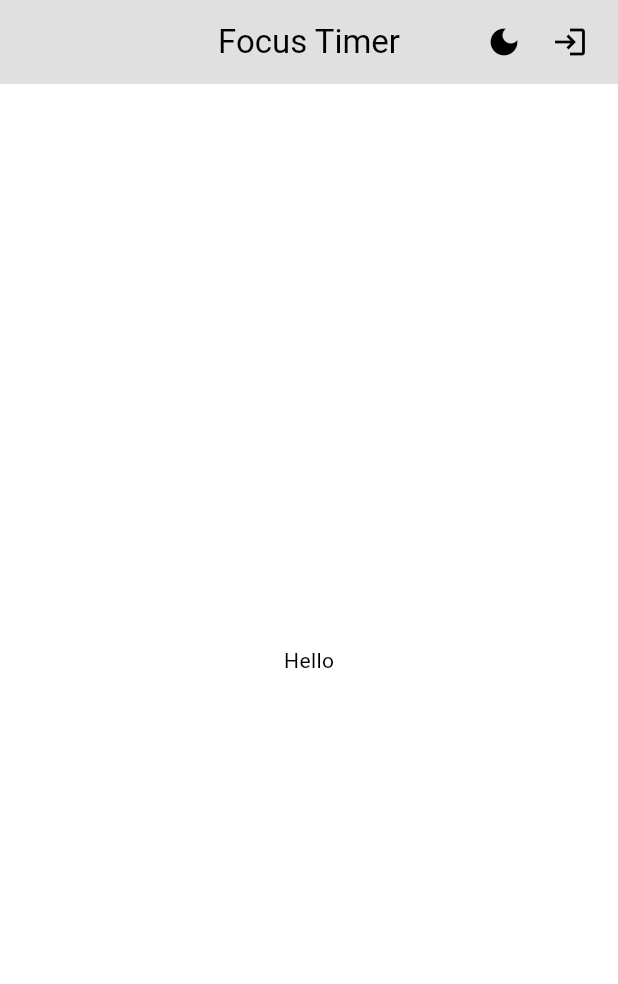
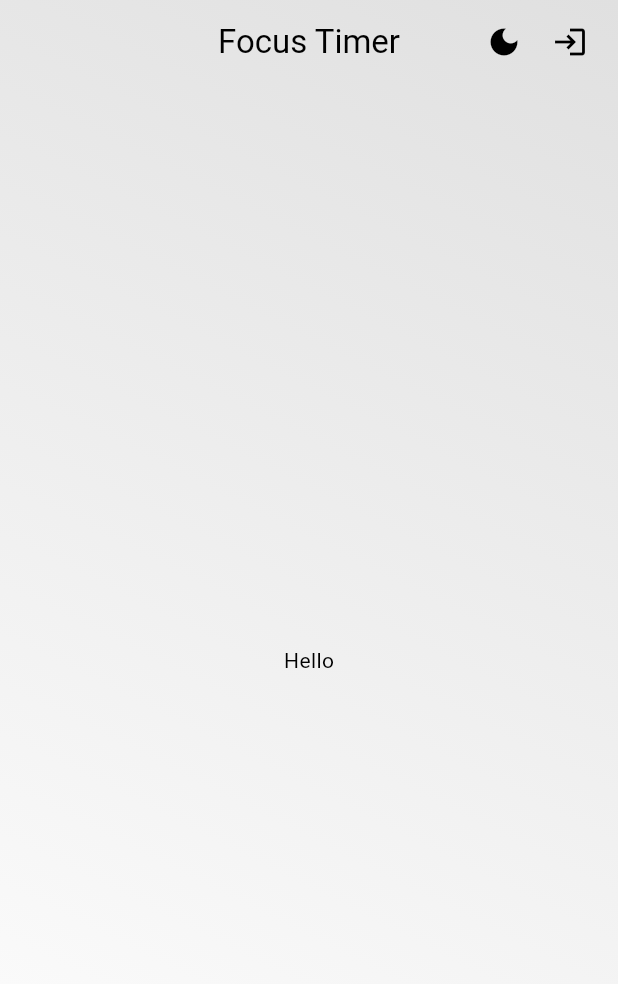
Before and after one commit to jobnbackpack/focus_timer, a Flutter app: the screen it shows after launch, on a phone screen of 412 x 824 dp. Shown: the top 984 px of the screen. Run offline on Flutter 3.47's test engine with Material 3 defaults, Android fonts, the phone set to English and light mode, and no system bars.

Commit message:
feat: gradient background

```diff
--- a/lib/ui/pages/timer_page.dart
+++ b/lib/ui/pages/timer_page.dart
@@ -7,9 +7,21 @@ class TimerPage extends StatelessWidget {
   const TimerPage({super.key});
   @override
   Widget build(BuildContext context) {
-    return Scaffold(
+    return Container(
+        decoration: BoxDecoration(
+          gradient: LinearGradient(
+            begin: Alignment.topRight,
+            end: Alignment.bottomLeft,
+            colors: [
+              Theme.of(context).colorScheme.background,
+              Theme.of(context).colorScheme.tertiary,
+            ],
+          ),
+        ),
+        child: Scaffold(
+          backgroundColor: Colors.transparent,
           appBar: AppBar(
-        backgroundColor: Theme.of(context).colorScheme.background,
+            backgroundColor: Colors.transparent,
             title: const Text("Focus Timer"),
             centerTitle: true,
             actions: [
@@ -26,8 +38,10 @@ class TimerPage extends StatelessWidget {
               ),
               GestureDetector(
                 onTap: () {
-              Navigator.push(context,
-                  MaterialPageRoute(builder: (context) => const LoginPage()));
+                  Navigator.push(
+                      context,
+                      MaterialPageRoute(
+                          builder: (context) => const LoginPage()));
                 },
                 child: const Icon(Icons.login),
               ),
@@ -36,9 +50,7 @@ class TimerPage extends StatelessWidget {
               ),
             ],
           ),
-      body: const Center(
-        child: Text("Hello"),
-      ),
-    );
+          body: const Center(child: Text("Hello")),
+        ));
   }
 }
```
Also changed, not shown: lib/ui/themes/dark_mode.dart (+4 -4 lines). Lines whose indentation alone changed are shown as unchanged.
